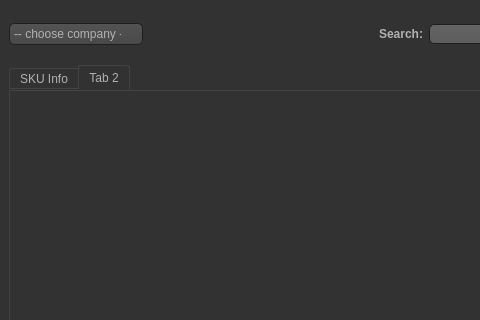
Old version of the form ui/main.ui in the repository Ink-Pixi/inkpixi-products; both pictures show x 0 to 480 and y 0 to 320 of the 1111 by 769 pixel window.
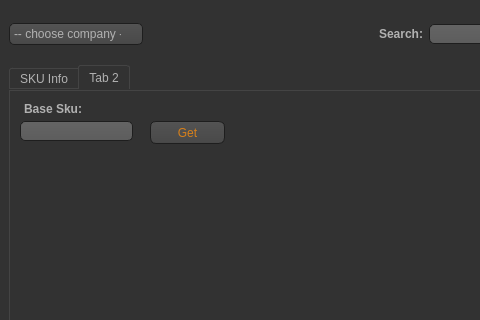
New version of the form. The open tabs and pages were chosen to show the change. Icons and pictures are not drawn.

What changed in the file:
```diff
--- a/ui/main.ui
+++ b/ui/main.ui
@@ -765,6 +765,42 @@
          <attribute name="title">
           <string>Tab 2</string>
          </attribute>
+         <widget class="QPushButton" name="pushButton">
+          <property name="geometry">
+           <rect>
+            <x>140</x>
+            <y>30</y>
+            <width>75</width>
+            <height>23</height>
+           </rect>
+          </property>
+          <property name="text">
+           <string>Get</string>
+          </property>
+         </widget>
+         <widget class="QLineEdit" name="le_base_sku">
+          <property name="geometry">
+           <rect>
+            <x>10</x>
+            <y>30</y>
+            <width>113</width>
+            <height>20</height>
+           </rect>
+          </property>
+         </widget>
+         <widget class="QLabel" name="lbl_base_sku">
+          <property name="geometry">
+           <rect>
+            <x>14</x>
+            <y>10</y>
+            <width>81</width>
+            <height>16</height>
+           </rect>
+          </property>
+          <property name="text">
+           <string>Base Sku:</string>
+          </property>
+         </widget>
         </widget>
        </widget>
       </item>
```
Left out of the diff: 11 changed lines with no effect on the pictures.
